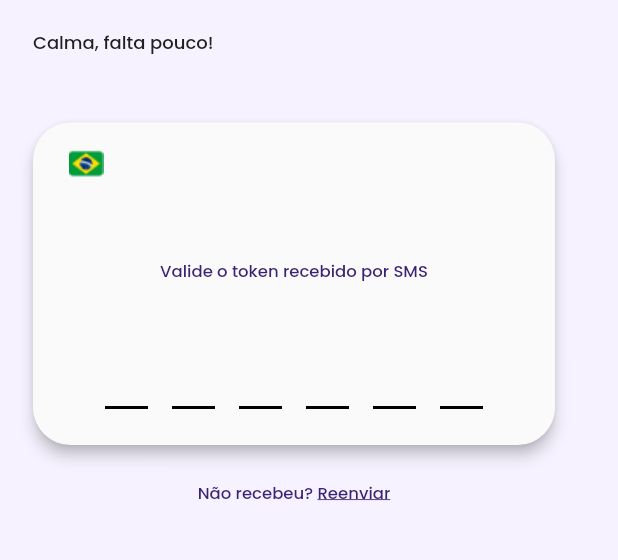
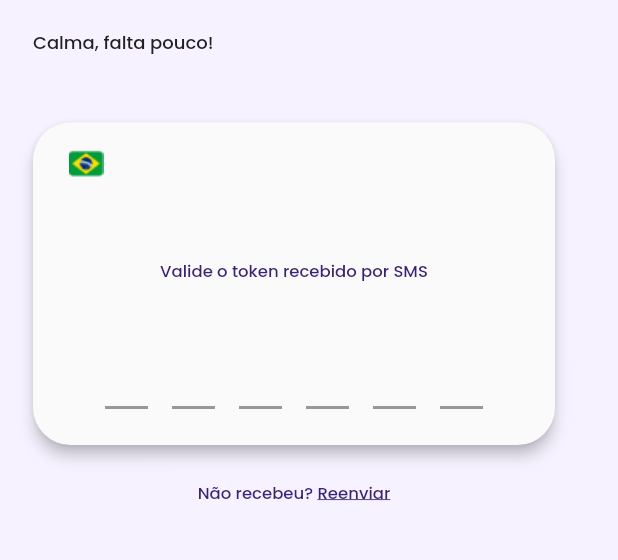
Before and after one commit to henriquetavolaro/mepoupea, a Flutter app: the LoginPhoneVerification screen opened directly with empty values, on a phone screen of 412 x 824 dp, the part 116-676 px from its top. Run offline on Flutter 3.47's test engine with Material 2 defaults, Android fonts, the phone set to English and light mode, and no system bars; drawn by our look-alikes of sms_autofill; our stand-ins replace dartz, delayed_display, dio, equatable, firebase_auth, firebase_core and 9 more; missing offline and left inert: blinking_text, flutter_facebook_auth; accounts and stored records are empty; network calls fail.

```diff
--- a/lib/presenter/pages/login/login_phone_verification.dart
+++ b/lib/presenter/pages/login/login_phone_verification.dart
@@ -109,6 +109,12 @@ class _LoginPhoneVerificationState extends State<LoginPhoneVerification> {
                               Padding(
                                 padding: const EdgeInsets.only(bottom: 24.0, left: 48, right: 48),
                                 child: PinFieldAutoFill(
+                                  decoration: UnderlineDecoration(
+                                    gapSpaces: [8, 8, 24, 8, 8],
+                                    textStyle: TextStyles.textPinPhoneAuth,
+                                    colorBuilder: const FixedColorBuilder(
+                                        AppColors.textGray),
+                                  ),
                                   codeLength: 6,
                                   controller: smsCodeController,
                                   textInputAction: TextInputAction.send,
--- a/lib/theme/text_style.dart
+++ b/lib/theme/text_style.dart
@@ -125,5 +125,10 @@ class TextStyles {
     fontWeight: FontWeight.w700,
     color: AppColors.white,
   );
+  static final textPinPhoneAuth = GoogleFonts.montserrat(
+    fontSize:22,
+    fontWeight: FontWeight.w400,
+    color: AppColors.textLightBlack,
+  );
 
 }
```
